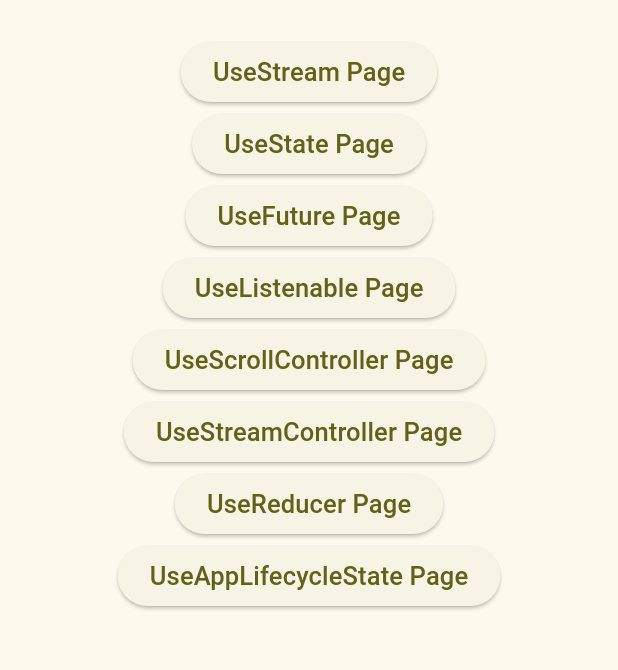
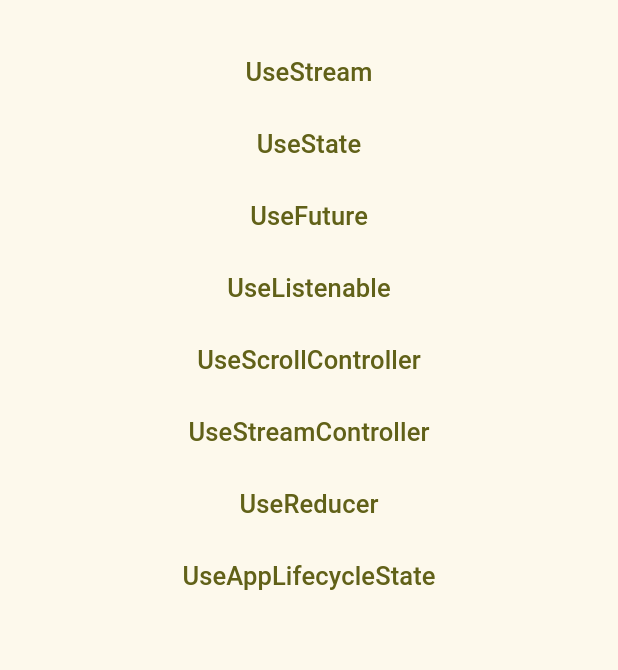
Before and after one commit to wadpas/hooks_flutter_state, a Flutter app: the screen it shows after launch, on a phone screen of 412 x 824 dp, the part 63-733 px from its top. Run offline on Flutter 3.47's test engine with Material 3 defaults, Android fonts, the phone set to English and light mode, and no system bars; our stand-ins replace flutter_hooks, google_fonts.

Commit message:
updated namespace

```diff
--- a/lib/main.dart
+++ b/lib/main.dart
@@ -37,17 +37,14 @@ class MyApp extends StatelessWidget {
       ),
       home: const HomePage(),
       routes: {
-        '/useStream-page': (context) => const UseStreamPage(),
-        '/useState-page': (context) => const UseStatePage(),
-        '/useFuture-page': (context) => const UseFuturePage(),
-        '/useListenable-page': (context) => const UseListenablePage(),
-        '/useScrollController-page': (context) =>
-            const UseScrollControllerPage(),
-        '/useStreamController-page': (context) =>
-            const UseStreamControllerPage(),
-        '/useReducer-page': (context) => const UseReducerPage(),
-        '/useAppLifecycleState-page': (context) =>
-            const UseAppLifecycleStatePage()
+        '/useStream': (context) => const UseStreamPage(),
+        '/useState': (context) => const UseStatePage(),
+        '/useFuture': (context) => const UseFuturePage(),
+        '/useListenable': (context) => const UseListenablePage(),
+        '/useScrollController': (context) => const UseScrollControllerPage(),
+        '/useStreamController': (context) => const UseStreamControllerPage(),
+        '/useReducer': (context) => const UseReducerPage(),
+        '/useAppLifecycleState': (context) => const UseAppLifecycleStatePage()
       },
     );
   }
@@ -70,53 +67,53 @@ class HomePage extends StatelessWidget {
         ),
         child: Column(
           children: [
-            ElevatedButton(
+            TextButton(
               onPressed: () {
-                Navigator.of(context).pushNamed('/useStream-page');
+                Navigator.of(context).pushNamed('/useStream');
               },
-              child: const Text('UseStream Page'),
+              child: const Text('UseStream'),
             ),
-            ElevatedButton(
+            TextButton(
               onPressed: () {
-                Navigator.of(context).pushNamed('/useState-page');
+                Navigator.of(context).pushNamed('/useState');
               },
-              child: const Text('UseState Page'),
+              child: const Text('UseState'),
             ),
-            ElevatedButton(
+            TextButton(
               onPressed: () {
-                Navigator.of(context).pushNamed('/useFuture-page');
+                Navigator.of(context).pushNamed('/useFuture');
               },
-              child: const Text('UseFuture Page'),
+              child: const Text('UseFuture'),
             ),
-            ElevatedButton(
+            TextButton(
               onPressed: () {
-                Navigator.of(context).pushNamed('/useListenable-page');
+                Navigator.of(context).pushNamed('/useListenable');
               },
-              child: const Text('UseListenable Page'),
+              child: const Text('UseListenable'),
             ),
-            ElevatedButton(
+            TextButton(
               onPressed: () {
-                Navigator.of(context).pushNamed('/useScrollController-page');
+                Navigator.of(context).pushNamed('/useScrollController');
               },
-              child: const Text('UseScrollController Page'),
+              child: const Text('UseScrollController'),
             ),
-            ElevatedButton(
+            TextButton(
               onPressed: () {
-                Navigator.of(context).pushNamed('/useStreamController-page');
+                Navigator.of(context).pushNamed('/useStreamController');
               },
-              child: const Text('UseStreamController Page'),
+              child: const Text('UseStreamController'),
             ),
-            ElevatedButton(
+            TextButton(
               onPressed: () {
-                Navigator.of(context).pushNamed('/useReducer-page');
+                Navigator.of(context).pushNamed('/useReducer');
               },
-              child: const Text('UseReducer Page'),
+              child: const Text('UseReducer'),
             ),
-            ElevatedButton(
+            TextButton(
               onPressed: () {
-                Navigator.of(context).pushNamed('/useAppLifecycleState-page');
+                Navigator.of(context).pushNamed('/useAppLifecycleState');
               },
-              child: const Text('UseAppLifecycleState Page'),
+              child: const Text('UseAppLifecycleState'),
             ),
           ],
         ),
--- a/lib/pages/useAppLifecycleState_page.dart
+++ b/lib/pages/useAppLifecycleState_page.dart
@@ -12,7 +12,7 @@ class UseAppLifecycleStatePage extends HookWidget {
     final state = useAppLifecycleState();
     return Scaffold(
       appBar: AppBar(
-        title: const Text('UseAppLifecycleState Page'),
+        title: const Text('UseAppLifecycleState'),
       ),
       body: Opacity(
         opacity: state == AppLifecycleState.resumed ? 1.0 : 0.0,
```
Also changed, not shown: lib/pages/useFuture_page.dart (+1 -10 lines), lib/pages/useListenable_page.dart (+1 -7 lines), lib/pages/useReducer_page.dart (+1 -10 lines), lib/pages/useScrollController_page.dart (+1 -10 lines), lib/pages/useState_page.dart (+1 -7 lines), lib/pages/useStreamController_page.dart (+1 -9 lines), lib/pages/useStream_page.dart (+1 -7 lines), pubspec.yaml (+2 -5 lines), assets/card.png (deleted), assets/visa.jpg (deleted), pubspec.lock.
